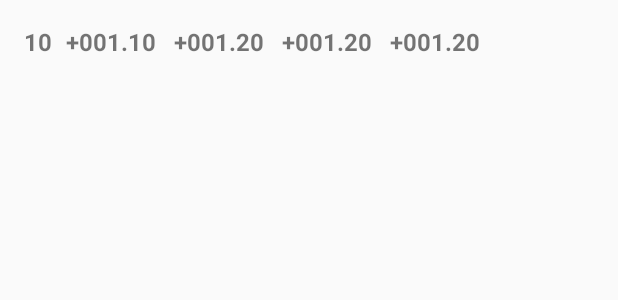
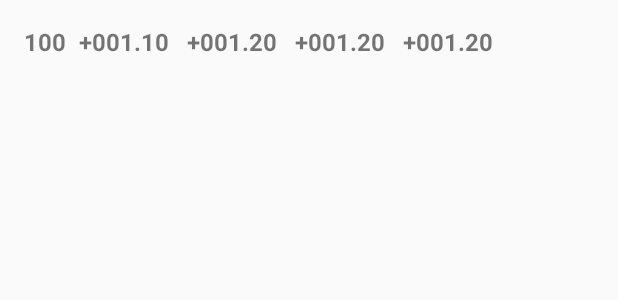
Before and after one commit to patricksnelgar/SylvacMeasurements, an Android app: the layout single_record.xml on its own in the app's theme, with its tools: preview values and no code run, on a phone screen of 412 x 824 dp. Shown: the top 300 px of the screen. Run offline under Robolectric (Android 15) with nearby library versions, the phone set to English and light mode, and no system bars.

Commit message:
Changed the width for the record ID to accomadate 3digit IDs.

```diff
--- a/app/src/main/res/layout/single_record.xml
+++ b/app/src/main/res/layout/single_record.xml
@@ -9,7 +9,7 @@
     android:focusable="false"
     android:minHeight="56dp">
     <TextView
-        android:layout_width="30dp"
+        android:layout_width="45dp"
         android:layout_height="wrap_content"
         android:layout_centerVertical="true"
         android:layout_alignParentStart="true"
@@ -20,10 +20,10 @@
         android:textStyle="bold"
         android:maxLines="1"
         android:numeric="integer"
-        android:text="10" />
+        android:text="100" />
 
     <TextView
-        android:layout_width="match_parent"
+        android:layout_width="fill_parent"
         android:layout_height="wrap_content"
         android:text="+001.10   +001.20   +001.20   +001.20"
         android:id="@+id/textRecordData"
@@ -32,7 +32,7 @@
         android:typeface="serif"
         android:layout_centerVertical="true"
         android:layout_centerHorizontal="true"
-        android:layout_marginLeft="72dp"
+        android:layout_marginLeft="90dp"
         android:layout_marginTop="5dp"
         android:layout_marginBottom="5dp"
         android:clickable="false"
--- a/build.gradle
+++ b/build.gradle
@@ -4,7 +4,7 @@ buildscript {
         jcenter()
     }
     dependencies {
-        classpath 'com.android.tools.build:gradle:2.0.0'
+        classpath 'com.android.tools.build:gradle:2.1.3'
     }
 }
 
```
Also changed, not shown: gradle/wrapper/gradle-wrapper.properties, 10 other files.
